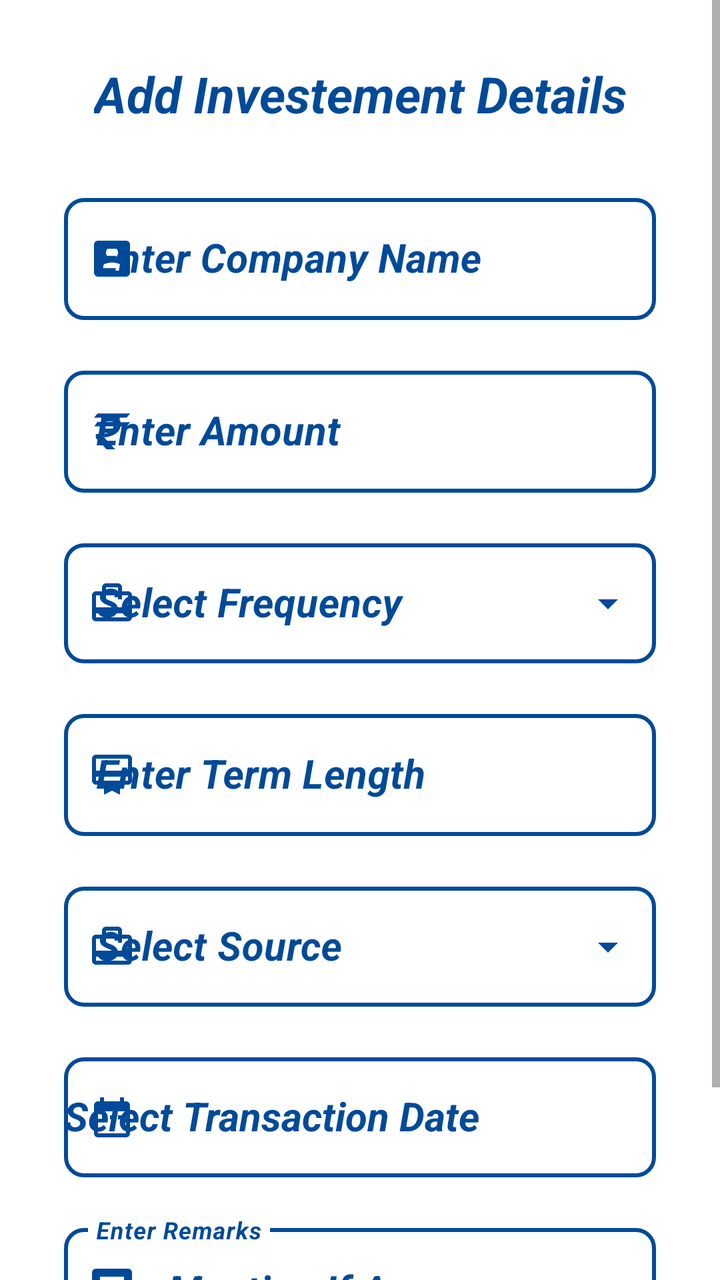
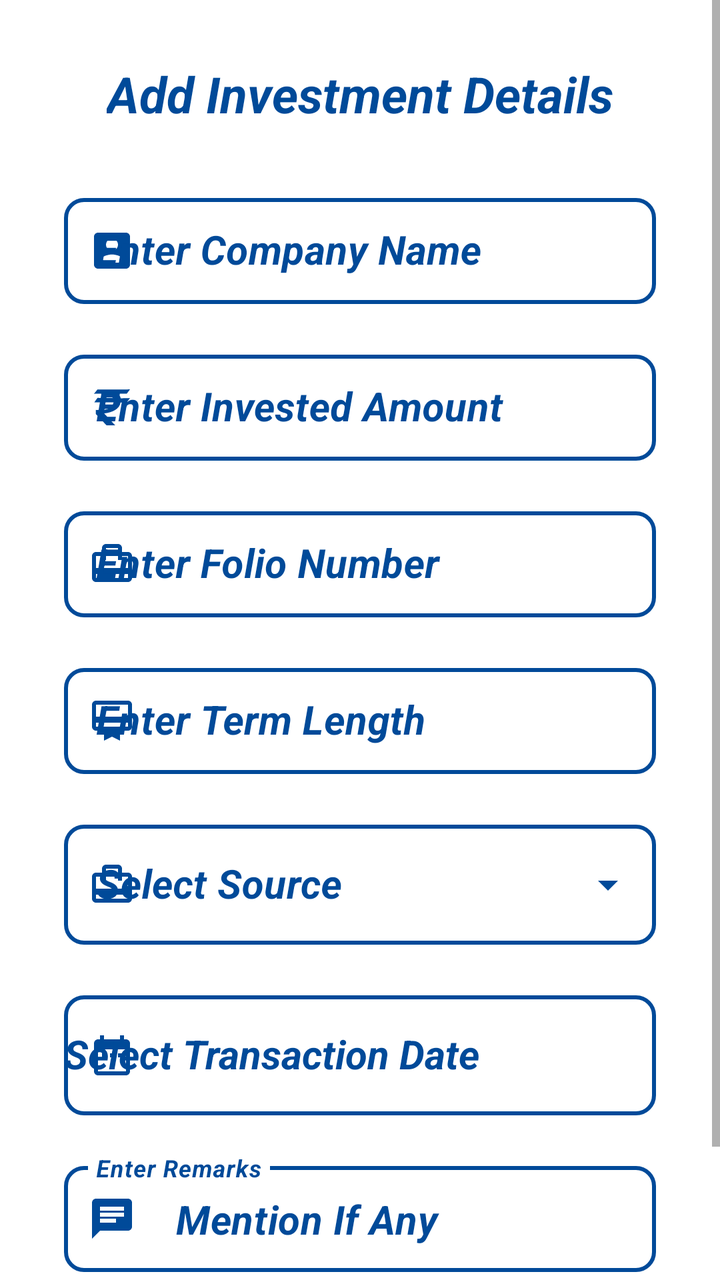

Compare the two renders of this Android layout. The source of the first and the diff that turns it into the second are given below.
<!-- AndroidManifest.xml: application theme AppTheme -->
<!-- res/layout/activity_add_investment_details.xml -->
<?xml version="1.0" encoding="utf-8"?>
<ScrollView xmlns:android="http://schemas.android.com/apk/res/android"
    xmlns:app="http://schemas.android.com/apk/res-auto"
    xmlns:tools="http://schemas.android.com/tools"
    android:layout_width="match_parent"
    android:layout_height="match_parent"
    android:background="@color/white">

    <androidx.constraintlayout.widget.ConstraintLayout
        android:layout_width="match_parent"
        android:layout_height="wrap_content"
        tools:context=".AddInvestmentDetails.AddInvestmentDetailsActivity">

        <TextView
            android:id="@+id/investDecHeading"
            android:layout_width="wrap_content"
            android:layout_height="wrap_content"
            android:layout_marginTop="30dp"
            android:text="@string/add_investement_details"
            android:textColor="@color/background"
            android:textSize="25sp"
            android:textStyle="bold|italic"
            app:layout_constraintEnd_toEndOf="parent"
            app:layout_constraintStart_toStartOf="parent"
            app:layout_constraintTop_toTopOf="parent" />

        <com.google.android.material.textfield.TextInputLayout
            android:id="@+id/investDecNameLayout"
            style="@style/Widget.MaterialComponents.TextInputLayout.OutlinedBox"
            android:layout_width="match_parent"
            android:layout_height="wrap_content"
            android:layout_marginStart="32dp"
            android:layout_marginTop="30dp"
            android:layout_marginEnd="32dp"
            android:hint="@string/enter_company_name"
            android:textColorHint="@color/background"
            android:theme="@style/ThemeOverlay.AppTheme.TextInputEditText.Outlined"
            app:boxCornerRadiusBottomEnd="10dp"
            app:boxCornerRadiusBottomStart="10dp"
            app:boxCornerRadiusTopEnd="10dp"
            app:boxCornerRadiusTopStart="10dp"
            app:boxStrokeColor="@color/grey"
            app:boxStrokeWidth="2dp"
            app:boxStrokeWidthFocused="2dp"
            app:endIconMode="clear_text"
            app:endIconTint="@color/background"
            app:errorTextColor="@color/red"
            app:hintTextColor="@color/background"
            app:layout_constraintEnd_toEndOf="parent"
            app:layout_constraintStart_toStartOf="parent"
            app:layout_constraintTop_toBottomOf="@+id/investDecHeading"
            app:startIconDrawable="@drawable/ic_name"
            app:startIconTint="@color/background">

            <com.google.android.material.textfield.TextInputEditText
                android:id="@+id/investDecName"
                android:layout_width="match_parent"
                android:layout_height="wrap_content"
                android:imeOptions="actionNext"
                android:inputType="textCapWords"
                android:textColor="@color/background"
                android:textCursorDrawable="@drawable/color_cursor"
                android:textSize="20sp"
                android:textStyle="bold|italic" />
        </com.google.android.material.textfield.TextInputLayout>

        <com.google.android.material.textfield.TextInputLayout
            android:id="@+id/investDecAmountLayout"
            style="@style/Widget.MaterialComponents.TextInputLayout.OutlinedBox"
            android:layout_width="0dp"
            android:layout_height="wrap_content"
            android:layout_marginTop="20dp"
            android:hint="@string/amount"
            android:textColorHint="@color/background"
            android:theme="@style/ThemeOverlay.AppTheme.TextInputEditText.Outlined"
            app:boxCornerRadiusBottomEnd="10dp"
            app:boxCornerRadiusBottomStart="10dp"
            app:boxCornerRadiusTopEnd="10dp"
            app:boxCornerRadiusTopStart="10dp"
            app:boxStrokeColor="@color/grey"
            app:boxStrokeWidth="2dp"
            app:boxStrokeWidthFocused="2dp"
            app:endIconMode="clear_text"
            app:endIconTint="@color/background"
            app:errorTextColor="@color/red"
            app:hintTextColor="@color/background"
            app:layout_constraintEnd_toEndOf="@+id/investDecNameLayout"
            app:layout_constraintStart_toStartOf="@+id/investDecNameLayout"
            app:layout_constraintTop_toBottomOf="@+id/investDecNameLayout"
            app:startIconDrawable="@drawable/ic_rupee"
            app:startIconTint="@color/background">

            <com.google.android.material.textfield.TextInputEditText
                android:id="@+id/investDecAmount"
                android:layout_width="match_parent"
                android:layout_height="wrap_content"
                android:imeOptions="actionNext"
                android:inputType="number"
                android:textColor="@color/background"
                android:textCursorDrawable="@drawable/color_cursor"
                android:textSize="20sp"
                android:textStyle="bold|italic" />
        </com.google.android.material.textfield.TextInputLayout>

        <com.google.android.material.textfield.TextInputLayout
            android:id="@+id/investDecFreqLayout"
            style="@style/Widget.MaterialComponents.TextInputLayout.OutlinedBox.Dense.ExposedDropdownMenu"
            android:layout_width="0dp"
            android:layout_height="wrap_content"
            android:layout_marginTop="20dp"
            android:hint="@string/select_frequency"
            android:textColorHint="@color/background"
            android:theme="@style/ThemeOverlay.AppTheme.TextInputEditText.Outlined"
            app:boxCornerRadiusBottomEnd="10dp"
            app:boxCornerRadiusBottomStart="10dp"
            app:boxCornerRadiusTopEnd="10dp"
            app:boxCornerRadiusTopStart="10dp"
            app:boxStrokeColor="@color/grey"
            app:boxStrokeWidth="2dp"
            app:boxStrokeWidthFocused="2dp"
            app:endIconTint="@color/background"
            app:errorTextColor="@color/red"
            app:hintTextColor="@color/background"
            app:layout_constraintEnd_toEndOf="@+id/investDecAmountLayout"
            app:layout_constraintStart_toStartOf="@+id/investDecAmountLayout"
            app:layout_constraintTop_toBottomOf="@+id/investDecAmountLayout"
            app:startIconDrawable="@drawable/ic_view_balance"
            app:startIconTint="@color/background">

            <AutoCompleteTextView
                android:id="@+id/investDecFreq"
                android:layout_width="match_parent"
                android:layout_height="60sp"
                android:inputType="none"
                android:textColor="@color/background"
                android:textSize="20sp"
                android:textStyle="bold|italic"
                tools:ignore="LabelFor" />
        </com.google.android.material.textfield.TextInputLayout>

        <com.google.android.material.textfield.TextInputLayout
            android:id="@+id/investDecTermLayout"
            style="@style/Widget.MaterialComponents.TextInputLayout.OutlinedBox"
            android:layout_width="0dp"
            android:layout_height="wrap_content"
            android:layout_marginTop="20dp"
            android:hint="@string/enter_term_length"
            android:textColorHint="@color/background"
            android:theme="@style/ThemeOverlay.AppTheme.TextInputEditText.Outlined"
            app:boxCornerRadiusBottomEnd="10dp"
            app:boxCornerRadiusBottomStart="10dp"
            app:boxCornerRadiusTopEnd="10dp"
            app:boxCornerRadiusTopStart="10dp"
            app:boxStrokeColor="@color/grey"
            app:boxStrokeWidth="2dp"
            app:boxStrokeWidthFocused="2dp"
            app:endIconMode="clear_text"
            app:endIconTint="@color/background"
            app:errorTextColor="@color/red"
            app:hintTextColor="@color/background"
            app:layout_constraintEnd_toEndOf="@+id/investDecFreqLayout"
            app:layout_constraintStart_toStartOf="@+id/investDecFreqLayout"
            app:layout_constraintTop_toBottomOf="@+id/investDecFreqLayout"
            app:startIconDrawable="@drawable/ic_type"
            app:startIconTint="@color/background">

            <com.google.android.material.textfield.TextInputEditText
                android:id="@+id/investDecTerm"
                android:layout_width="match_parent"
                android:layout_height="wrap_content"
                android:imeOptions="actionDone"
                android:inputType="number"
                android:textColor="@color/background"
                android:textCursorDrawable="@drawable/color_cursor"
                android:textSize="20sp"
                android:textStyle="bold|italic" />
        </com.google.android.material.textfield.TextInputLayout>

        <com.google.android.material.textfield.TextInputLayout
            android:id="@+id/investDecSourceLayout"
            style="@style/Widget.MaterialComponents.TextInputLayout.OutlinedBox.Dense.ExposedDropdownMenu"
            android:layout_width="0dp"
            android:layout_height="wrap_content"
            android:layout_marginTop="20dp"
            android:hint="@string/select_source"
            android:textColorHint="@color/background"
            android:theme="@style/ThemeOverlay.AppTheme.TextInputEditText.Outlined"
            app:boxCornerRadiusBottomEnd="10dp"
            app:boxCornerRadiusBottomStart="10dp"
            app:boxCornerRadiusTopEnd="10dp"
            app:boxCornerRadiusTopStart="10dp"
            app:boxStrokeColor="@color/grey"
            app:boxStrokeWidth="2dp"
            app:boxStrokeWidthFocused="2dp"
            app:endIconTint="@color/background"
            app:errorTextColor="@color/red"
            app:hintTextColor="@color/background"
            app:layout_constraintEnd_toEndOf="@+id/investDecTermLayout"
            app:layout_constraintStart_toStartOf="@+id/investDecTermLayout"
            app:layout_constraintTop_toBottomOf="@+id/investDecTermLayout"
            app:startIconDrawable="@drawable/ic_view_balance"
            app:startIconTint="@color/background">

            <AutoCompleteTextView
                android:id="@+id/investDecSource"
                android:layout_width="match_parent"
                android:layout_height="60sp"
                android:inputType="none"
                android:textColor="@color/background"
                android:textSize="20sp"
                android:textStyle="bold|italic"
                tools:ignore="LabelFor" />
        </com.google.android.material.textfield.TextInputLayout>

        <com.google.android.material.textfield.TextInputLayout
            android:id="@+id/investDecTranDateLayout"
            style="@style/Widget.MaterialComponents.TextInputLayout.OutlinedBox"
            android:layout_width="0dp"
            android:layout_height="wrap_content"
            android:layout_marginTop="20dp"
            android:hint="@string/transaction_date"
            android:textColorHint="@color/background"
            android:theme="@style/ThemeOverlay.AppTheme.TextInputEditText.Outlined"
            app:boxCornerRadiusBottomEnd="10dp"
            app:boxCornerRadiusBottomStart="10dp"
            app:boxCornerRadiusTopEnd="10dp"
            app:boxCornerRadiusTopStart="10dp"
            app:boxStrokeColor="@color/grey"
            app:boxStrokeWidth="2dp"
            app:boxStrokeWidthFocused="2dp"
            app:errorTextColor="@color/red"
            app:layout_constraintEnd_toEndOf="@+id/investDecSourceLayout"
            app:layout_constraintStart_toStartOf="@+id/investDecSourceLayout"
            app:layout_constraintTop_toBottomOf="@+id/investDecSourceLayout"
            app:startIconDrawable="@drawable/ic_date"
            app:startIconTint="@color/background">

            <AutoCompleteTextView
                android:id="@+id/investDecTranDate"
                android:layout_width="match_parent"
                android:layout_height="60sp"
                android:inputType="none"
                android:textColor="@color/background"
                android:textCursorDrawable="@drawable/color_cursor"
                android:textSize="20sp"
                android:textStyle="bold|italic"
                tools:ignore="LabelFor" />
        </com.google.android.material.textfield.TextInputLayout>

        <com.google.android.material.textfield.TextInputLayout
            android:id="@+id/investDecRemarksLayout"
            style="@style/Widget.MaterialComponents.TextInputLayout.OutlinedBox"
            android:layout_width="0dp"
            android:layout_height="wrap_content"
            android:layout_marginTop="20dp"
            android:hint="@string/remarks"
            android:textColorHint="@color/background"
            android:theme="@style/ThemeOverlay.AppTheme.TextInputEditText.Outlined"
            app:boxCornerRadiusBottomEnd="10dp"
            app:boxCornerRadiusBottomStart="10dp"
            app:boxCornerRadiusTopEnd="10dp"
            app:boxCornerRadiusTopStart="10dp"
            app:boxStrokeColor="@color/grey"
            app:boxStrokeWidth="2dp"
            app:boxStrokeWidthFocused="2dp"
            app:counterEnabled="true"
            app:counterMaxLength="20"
            app:counterTextColor="@color/background"
            app:endIconMode="clear_text"
            app:endIconTint="@color/background"
            app:errorTextColor="@color/red"
            app:hintTextColor="@color/background"
            app:layout_constraintEnd_toEndOf="@+id/investDecTranDateLayout"
            app:layout_constraintStart_toStartOf="@+id/investDecTranDateLayout"
            app:layout_constraintTop_toBottomOf="@+id/investDecTranDateLayout"
            app:startIconDrawable="@drawable/ic_remarks"
            app:startIconTint="@color/background">

            <com.google.android.material.textfield.TextInputEditText
                android:id="@+id/investDecRemarks"
                android:layout_width="match_parent"
                android:layout_height="wrap_content"
                android:imeOptions="actionSend"
                android:inputType="textCapWords"
                android:maxLength="20"
                android:text="@string/mention_if_any"
                android:textColor="@color/background"
                android:textCursorDrawable="@drawable/color_cursor"
                android:textSize="20sp"
                android:textStyle="bold|italic" />
        </com.google.android.material.textfield.TextInputLayout>

        <androidx.appcompat.widget.AppCompatButton
            android:id="@+id/investDecSubmit"
            android:layout_width="wrap_content"
            android:layout_height="wrap_content"
            android:layout_marginTop="10dp"
            android:background="@drawable/button_background"
            android:text="  Submit  "
            android:textColor="@color/white"
            android:textSize="20sp"
            app:layout_constraintEnd_toEndOf="parent"
            app:layout_constraintStart_toStartOf="parent"
            app:layout_constraintTop_toBottomOf="@+id/investDecRemarksLayout"
            tools:ignore="HardcodedText" />

    </androidx.constraintlayout.widget.ConstraintLayout>

</ScrollView>
<!-- resources referenced by this layout -->
<resources>
  <color name="background">#004A99</color>
  <color name="grey">#808080</color>
  <color name="red">#FF0000</color>
  <color name="white">#FFFFFFFF</color>
  <!-- drawable button_background (drawable) -->
  <?xml version="1.0" encoding="utf-8"?>
  <ripple xmlns:android="http://schemas.android.com/apk/res/android"
      android:color="@color/white">
      <item>
          <shape android:shape="rectangle">
              <solid android:color="@color/background" />
              <corners android:radius="10dp" />
          </shape>
      </item>
  </ripple>
  <!-- drawable color_cursor (drawable) -->
  <?xml version="1.0" encoding="utf-8"?>
  <shape xmlns:android="http://schemas.android.com/apk/res/android"
      android:shape="rectangle">
      <size android:width="2dp" />
      <solid android:color="@color/background" />
  </shape>
  <!-- drawable ic_date (drawable) -->
  <vector android:height="24dp" android:tint="#FFFFFF"
      android:viewportHeight="24" android:viewportWidth="24"
      android:width="24dp" xmlns:android="http://schemas.android.com/apk/res/android">
      <path android:fillColor="@android:color/white" android:pathData="M9,11L7,11v2h2v-2zM13,11h-2v2h2v-2zM17,11h-2v2h2v-2zM19,4h-1L18,2h-2v2L8,4L8,2L6,2v2L5,4c-1.11,0 -1.99,0.9 -1.99,2L3,20c0,1.1 0.89,2 2,2h14c1.1,0 2,-0.9 2,-2L21,6c0,-1.1 -0.9,-2 -2,-2zM19,20L5,20L5,9h14v11z"/>
  </vector>
  <!-- drawable ic_remarks (drawable) -->
  <vector xmlns:android="http://schemas.android.com/apk/res/android"
      android:width="24dp"
      android:height="24dp"
      android:tint="@color/background"
      android:viewportWidth="24"
      android:viewportHeight="24">
      <path
          android:fillColor="@android:color/white"
          android:pathData="M20,2L4,2c-1.1,0 -1.99,0.9 -1.99,2L2,22l4,-4h14c1.1,0 2,-0.9 2,-2L22,4c0,-1.1 -0.9,-2 -2,-2zM6,9h12v2L6,11L6,9zM14,14L6,14v-2h8v2zM18,8L6,8L6,6h12v2z" />
  </vector>
  <!-- drawable ic_type (drawable) -->
  <vector xmlns:android="http://schemas.android.com/apk/res/android"
      android:width="24dp"
      android:height="24dp"
      android:tint="#FFFFFF"
      android:viewportWidth="24"
      android:viewportHeight="24">
      <path
          android:fillColor="@android:color/white"
          android:pathData="M20,2L4,2c-1.11,0 -2,0.89 -2,2v11c0,1.11 0.89,2 2,2h4v5l4,-2 4,2v-5h4c1.11,0 2,-0.89 2,-2L22,4c0,-1.11 -0.89,-2 -2,-2zM20,15L4,15v-2h16v2zM20,10L4,10L4,4h16v6z" />
  </vector>
  <string name="add_investement_details">Add Investement Details</string>
  <string name="amount">Enter Amount</string>
  <string name="enter_company_name">Enter Company Name</string>
  <string name="enter_term_length">Enter Term Length</string>
  <string name="mention_if_any">Mention If Any</string>
  <string name="remarks">Enter Remarks</string>
  <string name="select_frequency">Select Frequency</string>
  <string name="select_source">Select Source</string>
  <string name="transaction_date">Select Transaction Date</string>
  <style name="ThemeOverlay.AppTheme.TextInputEditText.Outlined" parent="">
          <item name="colorControlActivated">@color/background</item>
      </style>
  <style name="AppTheme" parent="Theme.MaterialComponents.Light.DarkActionBar">
          
          
          
          <item name="colorPrimary">@color/background</item>
          <item name="colorPrimaryDark">@color/background</item>
          <item name="colorAccent">@color/background</item>
          
          <item name="colorSurface">@color/background</item>
          
          <item name="android:itemTextAppearance">@style/OptionsMenuStyle</item>
      </style>
  <style name="OptionsMenuStyle" parent="@style/TextAppearance.AppCompat.Widget.ActionBar.Title">
          <item name="android:textColor">@color/background</item>
          <item name="android:textStyle">italic|bold</item>
          <item name="android:textSize">15sp</item>
      </style>
  <!-- unchanged entries left out for length: 3 -->
</resources>

<!-- the commit's change to res/layout/activity_add_investment_details.xml (unified diff, before → after) -->
@@ -16,7 +16,7 @@
             android:layout_width="wrap_content"
             android:layout_height="wrap_content"
             android:layout_marginTop="30dp"
-            android:text="@string/add_investement_details"
+            android:text="@string/add_investment_details"
             android:textColor="@color/background"
             android:textSize="25sp"
             android:textStyle="bold|italic"
@@ -70,7 +70,7 @@
             android:layout_width="0dp"
             android:layout_height="wrap_content"
             android:layout_marginTop="20dp"
-            android:hint="@string/amount"
+            android:hint="@string/enter_invested_amount"
             android:textColorHint="@color/background"
             android:theme="@style/ThemeOverlay.AppTheme.TextInputEditText.Outlined"
             app:boxCornerRadiusBottomEnd="10dp"
@@ -103,12 +103,12 @@
         </com.google.android.material.textfield.TextInputLayout>
 
         <com.google.android.material.textfield.TextInputLayout
-            android:id="@+id/investDecFreqLayout"
-            style="@style/Widget.MaterialComponents.TextInputLayout.OutlinedBox.Dense.ExposedDropdownMenu"
-            android:layout_width="0dp"
-            android:layout_height="wrap_content"
-            android:layout_marginTop="20dp"
-            android:hint="@string/select_frequency"
+            android:id="@+id/investDecFolioLayout"
+            style="@style/Widget.MaterialComponents.TextInputLayout.OutlinedBox"
+            android:layout_width="0dp"
+            android:layout_height="wrap_content"
+            android:layout_marginTop="20dp"
+            android:hint="@string/enter_folio_number"
             android:textColorHint="@color/background"
             android:theme="@style/ThemeOverlay.AppTheme.TextInputEditText.Outlined"
             app:boxCornerRadiusBottomEnd="10dp"
@@ -127,15 +127,16 @@
             app:startIconDrawable="@drawable/ic_view_balance"
             app:startIconTint="@color/background">
 
-            <AutoCompleteTextView
-                android:id="@+id/investDecFreq"
-                android:layout_width="match_parent"
-                android:layout_height="60sp"
-                android:inputType="none"
-                android:textColor="@color/background"
-                android:textSize="20sp"
-                android:textStyle="bold|italic"
-                tools:ignore="LabelFor" />
+            <com.google.android.material.textfield.TextInputEditText
+                android:id="@+id/investDecFolio"
+                android:layout_width="match_parent"
+                android:layout_height="wrap_content"
+                android:imeOptions="actionDone"
+                android:inputType="number"
+                android:textColor="@color/background"
+                android:textCursorDrawable="@drawable/color_cursor"
+                android:textSize="20sp"
+                android:textStyle="bold|italic" />
         </com.google.android.material.textfield.TextInputLayout>
 
         <com.google.android.material.textfield.TextInputLayout
@@ -158,9 +159,9 @@
             app:endIconTint="@color/background"
             app:errorTextColor="@color/red"
             app:hintTextColor="@color/background"
-            app:layout_constraintEnd_toEndOf="@+id/investDecFreqLayout"
-            app:layout_constraintStart_toStartOf="@+id/investDecFreqLayout"
-            app:layout_constraintTop_toBottomOf="@+id/investDecFreqLayout"
+            app:layout_constraintEnd_toEndOf="@+id/investDecFolioLayout"
+            app:layout_constraintStart_toStartOf="@+id/investDecFolioLayout"
+            app:layout_constraintTop_toBottomOf="@+id/investDecFolioLayout"
             app:startIconDrawable="@drawable/ic_type"
             app:startIconTint="@color/background">
 
<!-- resource entries referenced after the edit -->
@@ -50,16 +50,16 @@
           android:fillColor="@android:color/white"
           android:pathData="M20,2L4,2c-1.11,0 -2,0.89 -2,2v11c0,1.11 0.89,2 2,2h4v5l4,-2 4,2v-5h4c1.11,0 2,-0.89 2,-2L22,4c0,-1.11 -0.89,-2 -2,-2zM20,15L4,15v-2h16v2zM20,10L4,10L4,4h16v6z" />
   </vector>
-  <string name="add_investement_details">Add Investement Details</string>
-  <string name="amount">Enter Amount</string>
+  <string name="add_investment_details">Add Investment Details</string>
   <string name="enter_company_name">Enter Company Name</string>
+  <string name="enter_folio_number">Enter Folio Number</string>
+  <string name="enter_invested_amount">Enter Invested Amount</string>
   <string name="enter_term_length">Enter Term Length</string>
   <string name="mention_if_any">Mention If Any</string>
   <string name="remarks">Enter Remarks</string>
-  <string name="select_frequency">Select Frequency</string>
   <string name="select_source">Select Source</string>
   <string name="transaction_date">Select Transaction Date</string>
-  <style name="ThemeOverlay.AppTheme.TextInputEditText.Outlined" parent="">
+  <style name="ThemeOverlay.AppTheme.TextInputEditText.Outlined" parent="Widget.MaterialComponents.TextInputLayout.OutlinedBox.Dense">
           <item name="colorControlActivated">@color/background</item>
       </style>
   <style name="AppTheme" parent="Theme.MaterialComponents.Light.DarkActionBar">
